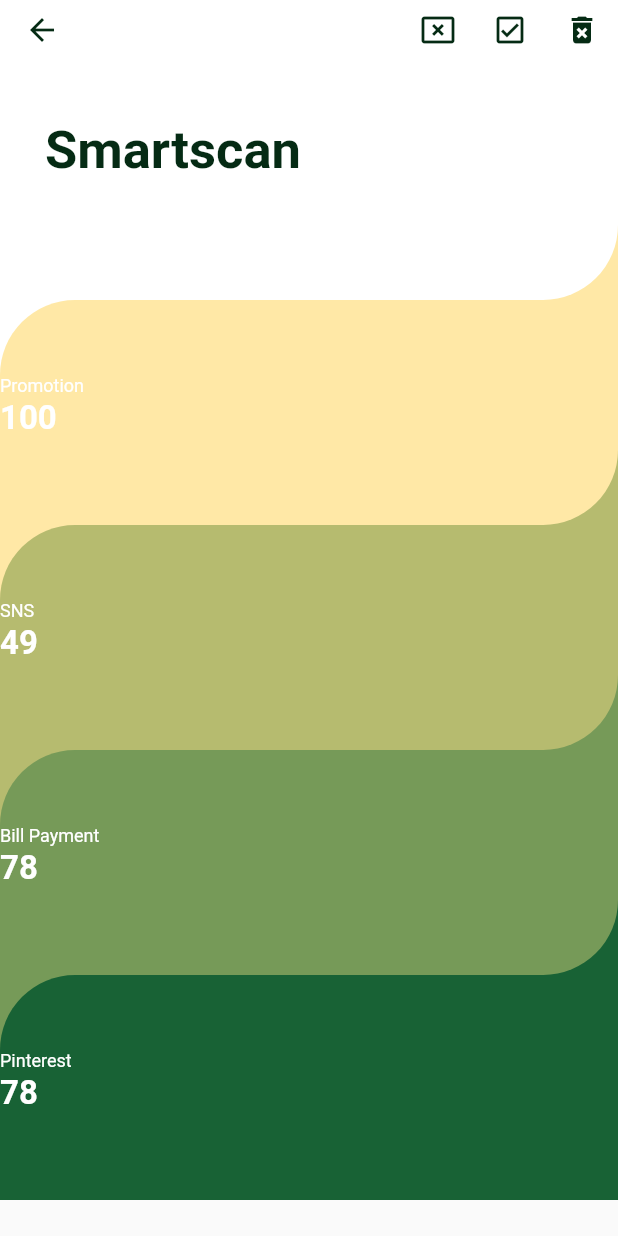
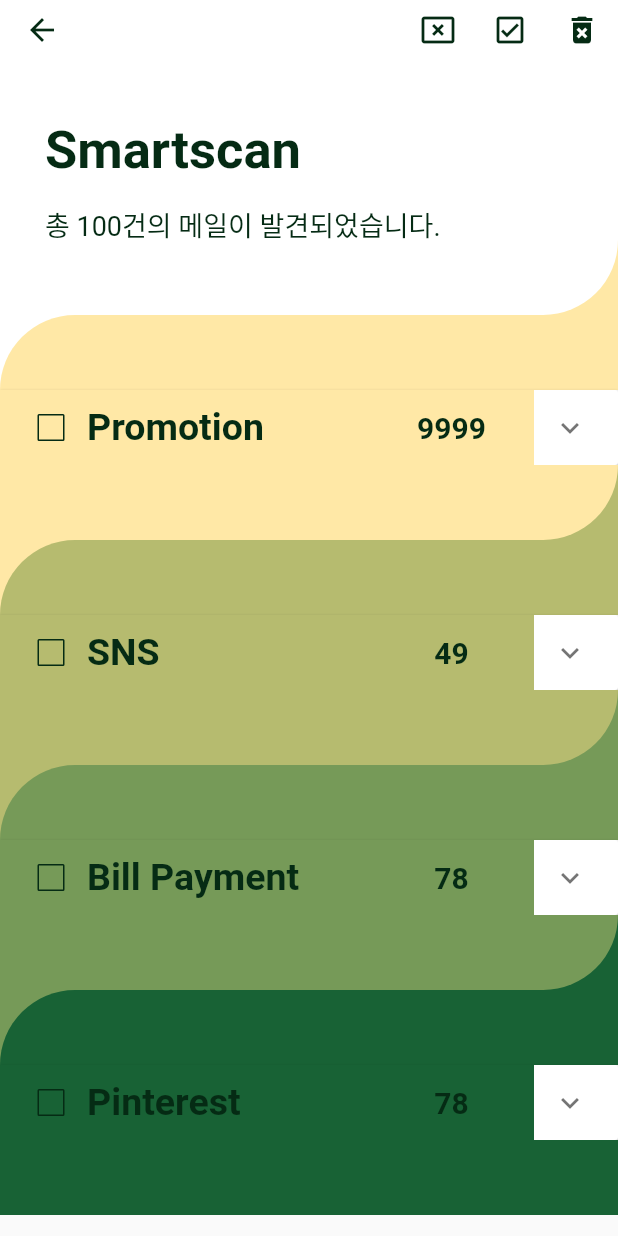
Before and after one commit to 2023-Nerror-SolutionChallenge/Front, a Flutter app: the screen it shows after launch, after a tap on "scanning", on a phone screen of 412 x 824 dp. Run offline on Flutter 3.47's test engine with Material 2 defaults, Android fonts, the phone set to English and light mode, and no system bars; our stand-ins replace get, pinput; missing offline and left inert: blobs.

Commit message:
Feat : Smartscan Detail UI 구현
material > expansion_panel 변경
체크박스와 토글 기능 보완해야함

```diff
--- a/marbon/lib/screens/smartscan/smartscan.dart
+++ b/marbon/lib/screens/smartscan/smartscan.dart
@@ -58,7 +58,7 @@ class SmartScan extends StatelessWidget {
                 width: 300,
                 height: 300,
                 child: Image.asset(
-                  'assets/images/scan.png',
+                  'assets/img/scan.png',
                   fit: BoxFit.fill,
                 ),
               ),
--- a/marbon/lib/screens/smartscan/smartscan_detail.dart
+++ b/marbon/lib/screens/smartscan/smartscan_detail.dart
@@ -8,6 +8,8 @@ class SmartScanDetail extends StatelessWidget {
 
   @override
   Widget build(BuildContext context) {
+    int mailCount = 100;
+
     return Scaffold(
       appBar: AppBar(
         toolbarHeight: 40,
@@ -34,20 +36,35 @@ class SmartScanDetail extends StatelessWidget {
       body: Column(
         children: [
           Container(
-            height: 110,
+            height: 120,
             width: double.infinity, // 주지않으면 텍스트의 크기와 동일해짐
             padding: const EdgeInsets.only(
               top: 40,
               left: smartscan_title_left,
             ),
             color: Colors.white,
-            child: const Text(
+            child: Column(
+              crossAxisAlignment: CrossAxisAlignment.start,
+              children: [
+                const Text(
                   "Smartscan",
                   style: TextStyle(
                     color: text_green_color,
                     fontSize: 35,
                     fontWeight: FontWeight.w600,
                   ),
+                ),
+                const SizedBox(
+                  height: 15,
+                ),
+                Text(
+                  "총 $mailCount건의 메일이 발견되었습니다.",
+                  style: const TextStyle(
+                    color: text_green_color,
+                    fontSize: 18,
+                  ),
+                ),
+              ],
             ),
           ),
           Container(
@@ -64,12 +81,15 @@ class SmartScanDetail extends StatelessWidget {
           ),
           Expanded(
             // Vertical viewport was given unbounded height error 방지
+            child: ScrollConfiguration(
+              behavior: const ScrollBehavior()
+                  .copyWith(overscroll: false), // 위로 스크롤 금지하도록 하는게 나을듯
               child: ListView(
                 scrollDirection: Axis.vertical,
                 children: const <Widget>[
                   CurvedListItem(
                     category: 'Promotion',
-                  mailamount: 100,
+                    mailamount: 9999,
                     prevColor: Colors.white,
                     color: Color(0xffFFE8A6),
                     nextColor: Color(0xffB6BB6F),
@@ -98,13 +118,14 @@ class SmartScanDetail extends StatelessWidget {
                 ],
               ),
             ),
+          ),
         ],
       ),
     );
   }
 }
 
-class CurvedListItem extends StatelessWidget {
+class CurvedListItem extends StatefulWidget {
   const CurvedListItem({
     super.key,
     required this.category,
@@ -121,54 +142,123 @@ class CurvedListItem extends StatelessWidget {
   final Color nextColor;
 
   @override
+  State<CurvedListItem> createState() => _CurvedListItemState();
+}
+
+class _CurvedListItemState extends State<CurvedListItem> {
+  @override
   Widget build(BuildContext context) {
+    bool isAllChecked = false;
+    bool panelActive = false;
+
     return Column(
       children: [
         Container(
           // 위쪽커브
-          color: prevColor,
+          color: widget.prevColor,
           child: Container(
             height: 50,
             decoration: BoxDecoration(
-              color: color,
+              color: widget.color,
               borderRadius: const BorderRadius.only(
                 topLeft: Radius.circular(50.0),
               ),
             ),
           ),
         ),
-        Container(
-          // 내용
+        // 접힘대상
+        ExpansionPanelList(
+          expansionCallback: (panelIndex, isExpanded) {
+            panelActive = !panelActive;
+            setState(() {
+              print(panelIndex);
+            });
+          },
+          children: <ExpansionPanel>[
+            // 기준 panel
+            ExpansionPanel(
+              isExpanded: panelActive, // 인덱스가 안먹혀서 그런듯
+              canTapOnHeader: true,
+              headerBuilder: (context, isExpanded) {
+                return Container(
                   height: 50,
-          color: color,
-          child: Column(
-            crossAxisAlignment: CrossAxisAlignment.start,
+                  color: widget.color,
+                  padding: const EdgeInsets.only(left: 10, right: 20),
+                  child: Row(
+                    mainAxisAlignment: MainAxisAlignment.spaceBetween,
                     children: <Widget>[
-              Text(
-                category,
-                style: const TextStyle(color: Colors.white, fontSize: 12),
+                      Row(
+                        children: [
+                          Checkbox(
+                            side: const BorderSide(
+                              color: text_green_color,
                             ),
-              const SizedBox(
-                height: 2,
+                            value: isAllChecked,
+                            checkColor: text_green_color,
+                            onChanged: (bool? value) {
+                              setState(
+                                () {
+                                  isAllChecked = value!;
+                                },
+                              );
+                            },
                           ),
                           Text(
-                mailamount.toString(),
+                            widget.category,
                             style: const TextStyle(
-                    color: Colors.white,
-                    fontSize: 22,
+                                color: text_green_color,
+                                fontSize: 25,
                                 fontWeight: FontWeight.bold),
                           ),
-              Row(),
+                        ],
+                      ),
+                      SizedBox(
+                        width: 70,
+                        child: Text(
+                          widget.mailamount.toString(),
+                          textAlign: TextAlign.center,
+                          style: const TextStyle(
+                              color: text_green_color,
+                              fontSize: 20,
+                              fontWeight: FontWeight.bold),
+                        ),
+                      ),
+                    ],
+                  ),
+                );
+              },
+              // 펼쳐질 panel
+              body: Container(
+                color: widget.color,
+                height: mail_list_height * 4,
+                child: ListView(
+                  scrollDirection: Axis.vertical,
+                  children: const [
+                    MailListItem(
+                        sender: "헬로 인프런",
+                        title: "(광고) 사이드 프로젝트로 돌멩이 키우는 개발자가 있다?",
+                        content: "키드위님, 안녕하세요! 인프런 콘텐츠 에디터 아셀입니다."),
+                    MailListItem(
+                        sender: "헬로 인프런",
+                        title: "(광고) 사이드 프로젝트로 돌멩이 키우는 개발자가 있다?",
+                        content: "키드위님, 안녕하세요! 인프런 콘텐츠 에디터 아셀입니다."),
+                    MailListItem(
+                        sender: "헬로 인프런",
+                        title: "(광고) 사이드 프로젝트로 돌멩이 키우는 개발자가 있다?",
+                        content: "키드위님, 안녕하세요! 인프런 콘텐츠 에디터 아셀입니다."),
                   ],
                 ),
               ),
+            ),
+          ],
+        ),
         Container(
           // 아랫쪽커브
-          color: nextColor,
+          color: widget.nextColor,
           child: Container(
             height: 50,
             decoration: BoxDecoration(
-              color: color,
+              color: widget.color,
               borderRadius: const BorderRadius.only(
                 bottomRight: Radius.circular(50.0),
               ),
@@ -177,41 +267,84 @@ class CurvedListItem extends StatelessWidget {
         ),
       ],
     );
-
-    // return Container(
-    //   color: nextColor,
-    //   child: Container(
-    //     decoration: BoxDecoration(
-    //       color: color,
-    //       borderRadius: const BorderRadius.only(
-    //         bottomLeft: Radius.circular(80.0),
-    //       ),
-    //     ),
-    //     padding: const EdgeInsets.only(
-    //       left: 32,
-    //       top: 80.0,
-    //       bottom: 50,
-    //     ),
-    //     child: Column(
-    //         crossAxisAlignment: CrossAxisAlignment.start,
-    //         children: <Widget>[
-    //           Text(
-    //             category,
-    //             style: const TextStyle(color: Colors.white, fontSize: 12),
-    //           ),
-    //           const SizedBox(
-    //             height: 2,
-    //           ),
-    //           Text(
-    //             mailamount.toString(),
-    //             style: const TextStyle(
-    //                 color: Colors.white,
-    //                 fontSize: 22,
-    //                 fontWeight: FontWeight.bold),
-    //           ),
-    //           Row(),
-    //         ]),
-    //   ),
-    // );
   }
 }
+
+class MailListItem extends StatefulWidget {
+  const MailListItem(
+      {super.key,
+      required this.sender,
+      required this.title,
+      required this.content});
+
+  final String sender;
+  final String title;
+  final String content;
+
+  @override
+  State<MailListItem> createState() => _MailListItemState();
+}
+
+class _MailListItemState extends State<MailListItem> {
+  @override
+  Widget build(BuildContext context) {
+    bool isChecked = false;
+
+    return Container(
+      height: mail_list_height,
+      padding: const EdgeInsets.only(left: 10, right: 10),
+      child: Row(
+        mainAxisAlignment: MainAxisAlignment.spaceBetween,
+        children: <Widget>[
+          Row(
+            children: [
+              Checkbox(
+                side: const BorderSide(
+                  color: text_green_color,
+                ),
+                value: isChecked,
+                checkColor: text_green_color,
+                onChanged: (bool? value) {
+                  setState(
+                    () {
+                      isChecked = value!;
+                    },
+                  );
+                },
+              ),
+              SizedBox(
+                width: MediaQuery.of(context).size.width * 0.8,
+                child: Column(
+                  mainAxisAlignment: MainAxisAlignment.center,
+                  crossAxisAlignment: CrossAxisAlignment.start,
+                  children: [
+                    Text(
+                      widget.sender,
+                      style: const TextStyle(
+                        fontSize: 15,
+                        color: text_green_color,
+                      ),
+                      overflow: TextOverflow.ellipsis,
+                    ),
+                    Text(widget.title,
+                        style: const TextStyle(
+                          fontSize: 15,
+                          color: text_green_color,
+                        ),
+                        overflow: TextOverflow.ellipsis),
+                    Text(widget.content,
+                        style: const TextStyle(
+                          fontSize: 15,
+                          color: placeholder_color,
+                        ),
+                        overflow: TextOverflow.ellipsis),
+                  ],
+                ),
+              )
+            ],
+          ),
+        ],
+      ),
+    );
+  }
+}
--- a/marbon/lib/size.dart
+++ b/marbon/lib/size.dart
@@ -13,3 +13,4 @@ const double two_line_text_box = 50;
 
 // smartscan
 const double smartscan_title_left = 30;
+const double mail_list_height = 80;
```
Lines whose indentation alone changed are shown as unchanged.
